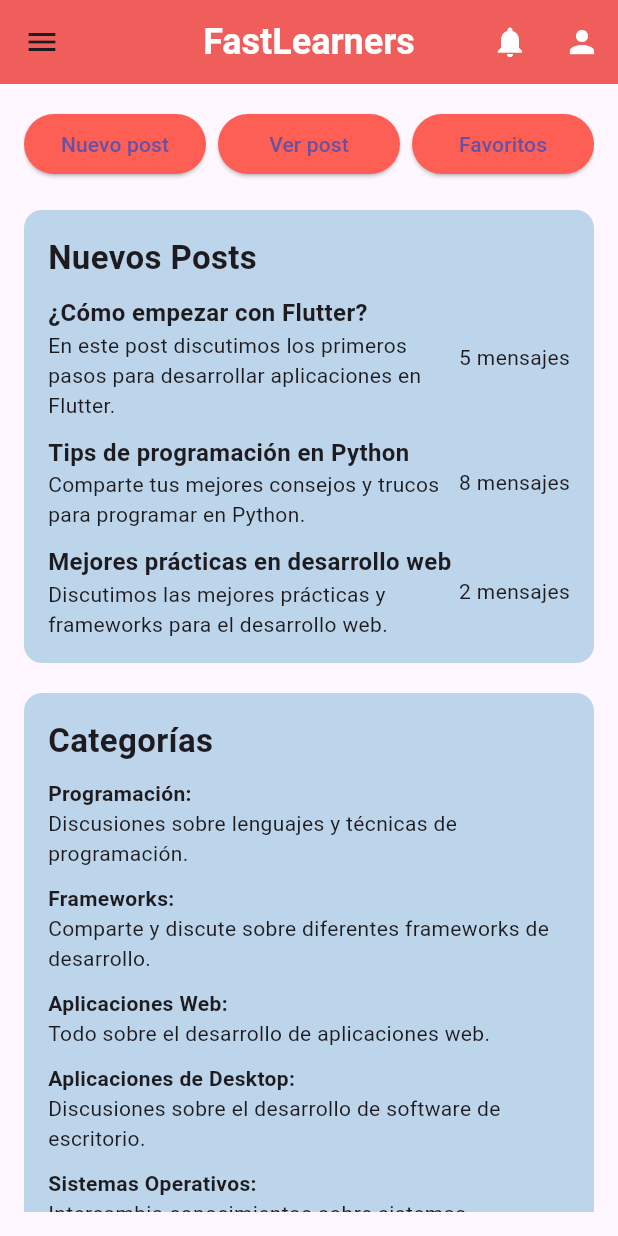
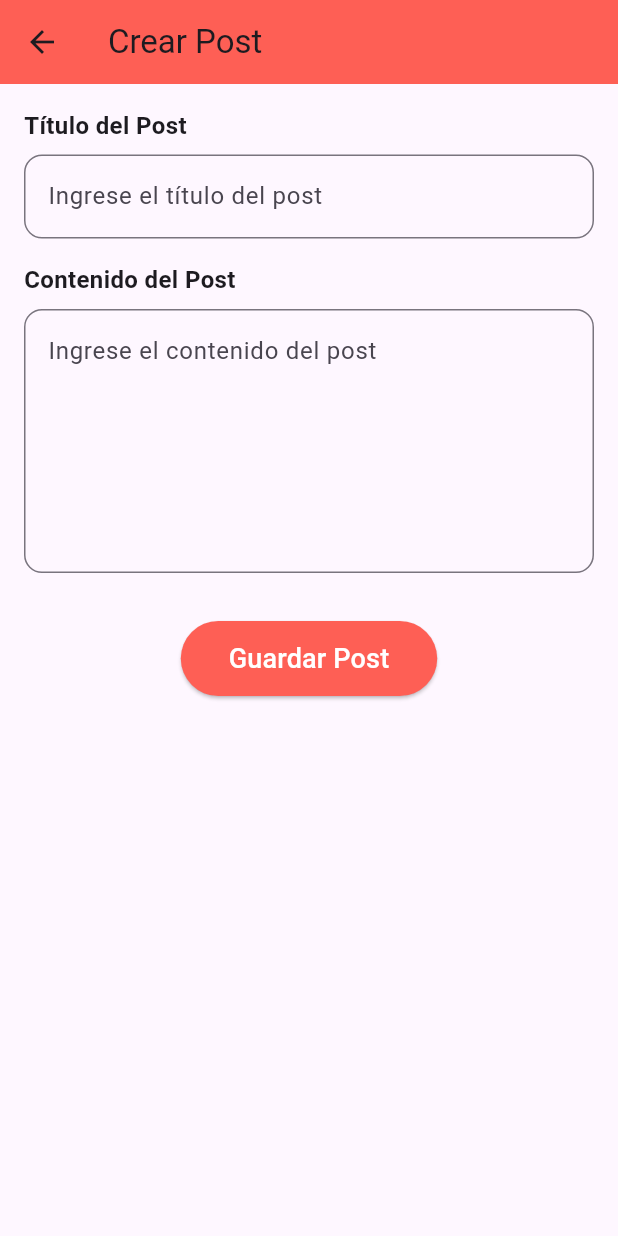
Before and after one commit to AplicacionesMoviles-WS64/FastLearners-FrontEnd, a Flutter app: the CommunityForum screen opened directly, after a tap on "Nuevo post", on a phone screen of 412 x 824 dp. Run offline on Flutter 3.47's test engine with Material 3 defaults, Android fonts, the phone set to English and light mode, and no system bars; missing offline and left inert: dart:ffi.

Commit message:
feat: Added CreateForo_screen

```diff
--- a/lib/community_forum.dart
+++ b/lib/community_forum.dart
@@ -2,6 +2,7 @@ import 'package:fastlearners_frontend_flutter/profile_screen.dart';
 import 'package:fastlearners_frontend_flutter/viewrepositories_Screen.dart';
 import 'package:flutter/material.dart';
 
+import 'createForo_screen.dart';
 import 'createrepository_screen.dart';
 import 'home_screen.dart';
 
@@ -129,33 +130,21 @@ class CommunityForum extends StatelessWidget {
                 children: [
                   Expanded(
                     child: ElevatedButton(
-                      onPressed: () {},
-                      child: const Text('Nuevo post'),
+                      onPressed: () {
+                        Navigator.push(
+                          context,
+                          MaterialPageRoute(
+                            builder: (context) => ForumCreateScreen(userId: 1,),
+                          ),
+                        );
+                      },
+                      child: const Text('Nuevo post',),
                       style: ElevatedButton.styleFrom(
-                        backgroundColor: const Color.fromRGBO(254, 95, 85, 1), // Color de los botones
+                        backgroundColor: const Color.fromRGBO(254, 95, 85, 1),
                       ),
                     ),
                   ),
-                  const SizedBox(width: 8),
-                  Expanded(
-                    child: ElevatedButton(
-                      onPressed: () {},
-                      child: const Text('Ver post'),
-                      style: ElevatedButton.styleFrom(
-                        backgroundColor: const Color.fromRGBO(254, 95, 85, 1), // Color de los botones
-                      ),
-                    ),
-                  ),
-                  const SizedBox(width: 8),
-                  Expanded(
-                    child: ElevatedButton(
-                      onPressed: () {},
-                      child: const Text('Favoritos'),
-                      style: ElevatedButton.styleFrom(
-                        backgroundColor: const Color.fromRGBO(254, 95, 85, 1), // Color de los botones
-                      ),
-                    ),
-                  ),
+
                 ],
               ),
               const SizedBox(height: 20),
--- /dev/null
+++ b/lib/createForo_screen.dart
@@ -0,0 +1,110 @@
+import 'package:flutter/material.dart';
+
+class ForumCreateScreen extends StatefulWidget {
+  final int userId;
+
+  const ForumCreateScreen({Key? key, required this.userId}) : super(key: key);
+
+  @override
+  _ForumCreateScreenState createState() => _ForumCreateScreenState();
+}
+
+class _ForumCreateScreenState extends State<ForumCreateScreen> {
+  final _formKey = GlobalKey<FormState>();
+  final TextEditingController _titleController = TextEditingController();
+  final TextEditingController _bodyController = TextEditingController();
+
+  void _savePost() {
+    if (_formKey.currentState!.validate()) {
+      final post = {
+        'postTitle': _titleController.text,
+        'postBody': _bodyController.text,
+        'userId': widget.userId,
+      };
+
+      // Aquí puedes implementar la lógica para guardar el post en el backend
+
+      ScaffoldMessenger.of(context).showSnackBar(
+        SnackBar(content: Text('Post creado con éxito')),
+      );
+      Navigator.pop(context, post);
+    }
+  }
+
+  @override
+  Widget build(BuildContext context) {
+    return Scaffold(
+      appBar: AppBar(
+        title: Text('Crear Post'),
+        backgroundColor: Color.fromRGBO(254, 95, 85, 1),
+      ),
+      body: Padding(
+        padding: const EdgeInsets.all(16.0),
+        child: Form(
+          key: _formKey,
+          child: Column(
+            crossAxisAlignment: CrossAxisAlignment.start,
+            children: [
+              Text(
+                'Título del Post',
+                style: TextStyle(fontSize: 16, fontWeight: FontWeight.bold),
+              ),
+              SizedBox(height: 8),
+              TextFormField(
+                controller: _titleController,
+                decoration: InputDecoration(
+                  hintText: 'Ingrese el título del post',
+                  border: OutlineInputBorder(
+                    borderRadius: BorderRadius.circular(12.0),
+                  ),
+                ),
+                validator: (value) {
+                  if (value == null || value.isEmpty) {
+                    return 'El título no puede estar vacío';
+                  }
+                  return null;
+                },
+              ),
+              SizedBox(height: 16),
+              Text(
+                'Contenido del Post',
+                style: TextStyle(fontSize: 16, fontWeight: FontWeight.bold),
+              ),
+              SizedBox(height: 8),
+              TextFormField(
+                controller: _bodyController,
+                maxLines: 6,
+                decoration: InputDecoration(
+                  hintText: 'Ingrese el contenido del post',
+                  border: OutlineInputBorder(
+                    borderRadius: BorderRadius.circular(12.0),
+                  ),
+                ),
+                validator: (value) {
+                  if (value == null || value.isEmpty) {
+                    return 'El contenido no puede estar vacío';
+                  }
+                  return null;
+                },
+              ),
+              SizedBox(height: 32),
+              Center(
+                child: ElevatedButton(
+                  onPressed: _savePost,
+                  style: ElevatedButton.styleFrom(
+                    backgroundColor: Color.fromRGBO(254, 95, 85, 1),
+                    padding: EdgeInsets.symmetric(horizontal: 32.0, vertical: 12.0),
+                  ),
+                  child: Text(
+                    'Guardar Post',
+                    style: TextStyle(fontSize: 18, color: Colors.white),
+                  ),
+                ),
+              ),
+            ],
+          ),
+        ),
+      ),
+    );
+  }
+}
```
